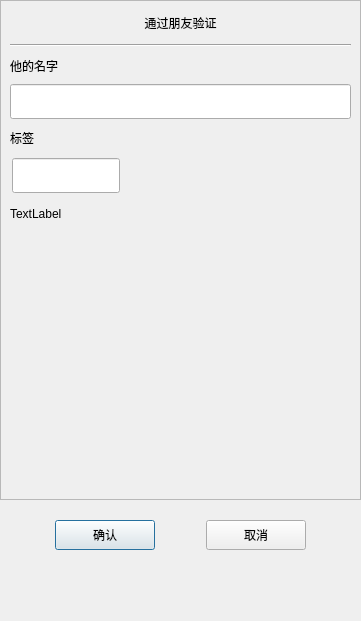
Qt form cchat/authenfriend.ui (star-cs/CChat_client) before a commit.
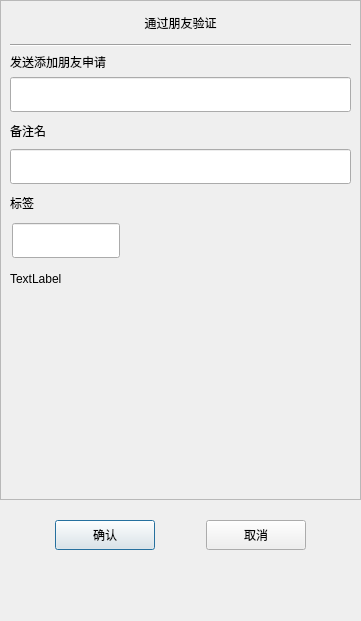
The same form after that commit. Custom widgets are drawn as their Qt base class.

Commit message:
refactor(applyfriend): 重构申请好友页面逻辑
- 更新 ApplyFriend 和 AuthenFriend 页面布局和功能
- 优化添加好友的请求和响应处理流程
- 移除不必要的头文件引用
- 调整 UI 组件属性和布局

What changed in the file:
```diff
--- a/cchat/authenfriend.ui
+++ b/cchat/authenfriend.ui
@@ -103,6 +103,29 @@
             </property>
            </widget>
           </item>
+          <item>
+           <widget class="QLabel" name="label">
+            <property name="text">
+             <string>发送添加朋友申请</string>
+            </property>
+           </widget>
+          </item>
+          <item>
+           <widget class="CustomizeEdit" name="call_ed">
+            <property name="minimumSize">
+             <size>
+              <width>0</width>
+              <height>35</height>
+             </size>
+            </property>
+            <property name="maximumSize">
+             <size>
+              <width>16777215</width>
+              <height>35</height>
+             </size>
+            </property>
+           </widget>
+          </item>
           <item>
            <widget class="QLabel" name="label_2">
             <property name="minimumSize">
@@ -118,7 +141,7 @@
              </size>
             </property>
             <property name="text">
-             <string>他的名字</string>
+             <string>备注名</string>
             </property>
            </widget>
           </item>
@@ -505,16 +528,16 @@
   </layout>
  </widget>
  <customwidgets>
+  <customwidget>
+   <class>CustomizeEdit</class>
+   <extends>QLineEdit</extends>
+   <header>customizeedit.h</header>
+  </customwidget>
   <customwidget>
    <class>ClickedBtn</class>
    <extends>QPushButton</extends>
    <header>clickedbtn.h</header>
   </customwidget>
-  <customwidget>
-   <class>CustomizeEdit</class>
-   <extends>QLineEdit</extends>
-   <header location="global">customizeedit.h</header>
-  </customwidget>
   <customwidget>
    <class>ClickedOnceLabel</class>
    <extends>QLabel</extends>
```
The commit also changes 72 other files.
